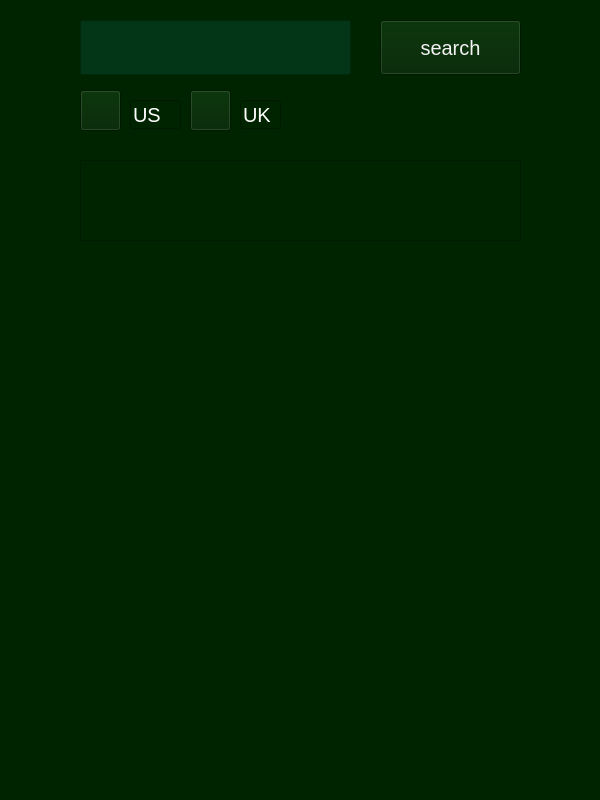
Before: the Qt Designer form SearchWindow.ui in Skripkon/App-for-learning-English-LANGOD, drawn with Qt 5.
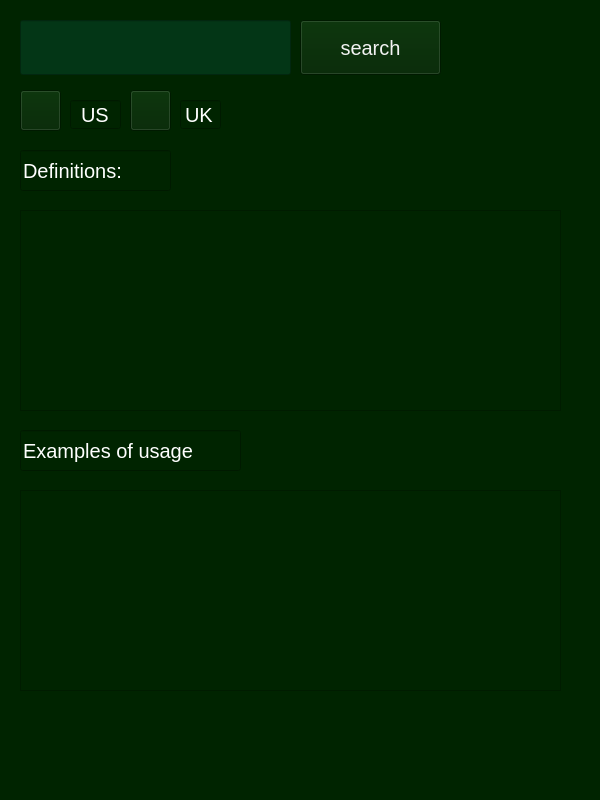
After: the same form once the commit is applied. Icons and pictures are not drawn.

What changed in the file:
```diff
--- a/SearchWindow.ui
+++ b/SearchWindow.ui
@@ -21,7 +21,7 @@
    <widget class="QPushButton" name="searchbutton">
     <property name="geometry">
      <rect>
-      <x>380</x>
+      <x>300</x>
       <y>20</y>
       <width>141</width>
       <height>55</height>
@@ -40,7 +40,7 @@
    <widget class="QLineEdit" name="searchfield">
     <property name="geometry">
      <rect>
-      <x>80</x>
+      <x>20</x>
       <y>20</y>
       <width>271</width>
       <height>55</height>
@@ -53,14 +53,17 @@
 selection-color: rgb(46, 194, 126);
 background-color: rgb(3, 54, 22)</string>
     </property>
+    <property name="alignment">
+     <set>Qt::AlignLeading|Qt::AlignLeft|Qt::AlignVCenter</set>
+    </property>
    </widget>
    <widget class="QTextEdit" name="definition">
     <property name="geometry">
      <rect>
-      <x>80</x>
-      <y>160</y>
-      <width>441</width>
-      <height>81</height>
+      <x>20</x>
+      <y>210</y>
+      <width>541</width>
+      <height>201</height>
      </rect>
     </property>
     <property name="styleSheet">
@@ -74,7 +77,7 @@
    <widget class="QPushButton" name="pronunciationUSA">
     <property name="geometry">
      <rect>
-      <x>80</x>
+      <x>20</x>
       <y>90</y>
       <width>41</width>
       <height>41</height>
@@ -105,39 +108,39 @@
    <widget class="QPushButton" name="pronunciationUK">
     <property name="geometry">
      <rect>
-      <x>190</x>
-      <y>90</y>
-      <width>41</width>
-      <height>41</height>
-     </rect>
-    </property>
-    <property name="styleSheet">
-     <string notr="true">color: rgb(255, 255, 255);
-</string>
-    </property>
-    <property name="text">
-     <string/>
-    </property>
-    <property name="icon">
-     <iconset>
-      <normalon>.</normalon>
-      <activeon>:/voiceButtonIcon.png/voiceButtonIcon.png</activeon>
-     </iconset>
-    </property>
-    <property name="iconSize">
-     <size>
-      <width>40</width>
-      <height>40</height>
-     </size>
-    </property>
-    <property name="checkable">
-     <bool>false</bool>
-    </property>
-   </widget>
-   <widget class="QLineEdit" name="pronunciationUSAtext">
-    <property name="geometry">
-     <rect>
       <x>130</x>
+      <y>90</y>
+      <width>41</width>
+      <height>41</height>
+     </rect>
+    </property>
+    <property name="styleSheet">
+     <string notr="true">color: rgb(255, 255, 255);
+</string>
+    </property>
+    <property name="text">
+     <string/>
+    </property>
+    <property name="icon">
+     <iconset>
+      <normalon>.</normalon>
+      <activeon>:/voiceButtonIcon.png/voiceButtonIcon.png</activeon>
+     </iconset>
+    </property>
+    <property name="iconSize">
+     <size>
+      <width>40</width>
+      <height>40</height>
+     </size>
+    </property>
+    <property name="checkable">
+     <bool>false</bool>
+    </property>
+   </widget>
+   <widget class="QLineEdit" name="pronunciationUSAtext">
+    <property name="geometry">
+     <rect>
+      <x>70</x>
       <y>100</y>
       <width>51</width>
       <height>29</height>
@@ -150,11 +153,14 @@
     <property name="text">
      <string>US</string>
     </property>
+    <property name="alignment">
+     <set>Qt::AlignCenter</set>
+    </property>
    </widget>
    <widget class="QLineEdit" name="pronunciationUKtext">
     <property name="geometry">
      <rect>
-      <x>240</x>
+      <x>180</x>
       <y>100</y>
       <width>41</width>
       <height>29</height>
@@ -167,6 +173,72 @@
     <property name="text">
      <string>UK</string>
     </property>
+    <property name="alignment">
+     <set>Qt::AlignCenter</set>
+    </property>
+   </widget>
+   <widget class="QLineEdit" name="definitionsTitle">
+    <property name="geometry">
+     <rect>
+      <x>20</x>
+      <y>150</y>
+      <width>151</width>
+      <height>41</height>
+     </rect>
+    </property>
+    <property name="layoutDirection">
+     <enum>Qt::RightToLeft</enum>
+    </property>
+    <property name="styleSheet">
+     <string notr="true">color: rgb(255, 255, 255);
+font: 15pt;</string>
+    </property>
+    <property name="text">
+     <string>Definitions:</string>
+    </property>
+    <property name="alignment">
+     <set>Qt::AlignLeading|Qt::AlignLeft|Qt::AlignVCenter</set>
+    </property>
+   </widget>
+   <widget class="QTextEdit" name="usageText">
+    <property name="geometry">
+     <rect>
+      <x>20</x>
+      <y>490</y>
+      <width>541</width>
+      <height>201</height>
+     </rect>
+    </property>
+    <property name="styleSheet">
+     <string notr="true">border-color: rgb(255, 255, 255);
+font-size:14pt; color:rgb(243, 243, 243);
+selection-background-color: rgb(255, 255, 255);
+selection-color: rgb(46, 194, 126);
+</string>
+    </property>
+   </widget>
+   <widget class="QLineEdit" name="usageTitle">
+    <property name="geometry">
+     <rect>
+      <x>20</x>
+      <y>430</y>
+      <width>221</width>
+      <height>41</height>
+     </rect>
+    </property>
+    <property name="layoutDirection">
+     <enum>Qt::RightToLeft</enum>
+    </property>
+    <property name="styleSheet">
+     <string notr="true">color: rgb(255, 255, 255);
+font: 15pt;</string>
+    </property>
+    <property name="text">
+     <string>Examples of usage</string>
+    </property>
+    <property name="alignment">
+     <set>Qt::AlignLeading|Qt::AlignLeft|Qt::AlignVCenter</set>
+    </property>
    </widget>
   </widget>
   <widget class="QMenuBar" name="menubar">
```
Left out of the diff: 6 changed lines with no effect on the pictures.
